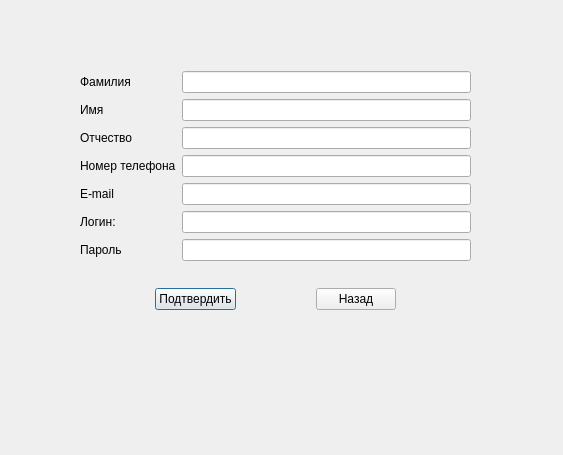
The window that project/kursovaya/registration.ui (EXpecky/kursach) describes before a commit, drawn with Qt 5.
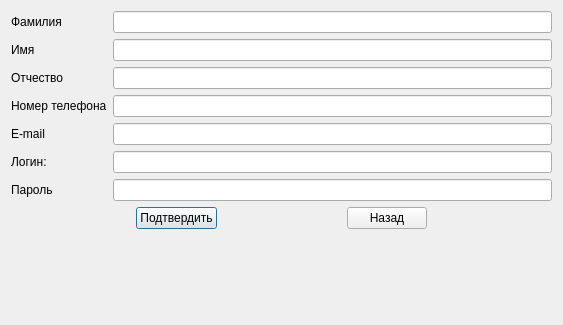
The same window after the commit.

```diff
--- a/project/kursovaya/registration.ui
+++ b/project/kursovaya/registration.ui
@@ -7,21 +7,14 @@
     <x>0</x>
     <y>0</y>
     <width>563</width>
-    <height>455</height>
+    <height>325</height>
    </rect>
   </property>
   <property name="windowTitle">
    <string>Dialog</string>
   </property>
-  <widget class="QWidget" name="">
-   <property name="geometry">
-    <rect>
-     <x>80</x>
-     <y>50</y>
-     <width>391</width>
-     <height>282</height>
-    </rect>
-   </property>
+  <layout class="QGridLayout" name="gridLayout">
+   <item row="0" column="0">
    <layout class="QVBoxLayout" name="verticalLayout_3">
     <item>
      <layout class="QHBoxLayout" name="horizontalLayout">
@@ -163,7 +156,21 @@
      </layout>
     </item>
    </layout>
-  </widget>
+   </item>
+   <item row="1" column="0">
+    <spacer name="verticalSpacer">
+     <property name="orientation">
+      <enum>Qt::Vertical</enum>
+     </property>
+     <property name="sizeHint" stdset="0">
+      <size>
+       <width>20</width>
+       <height>40</height>
+      </size>
+     </property>
+    </spacer>
+   </item>
+  </layout>
  </widget>
  <resources/>
  <connections/>
```
Lines whose indentation alone changed are shown as unchanged.
